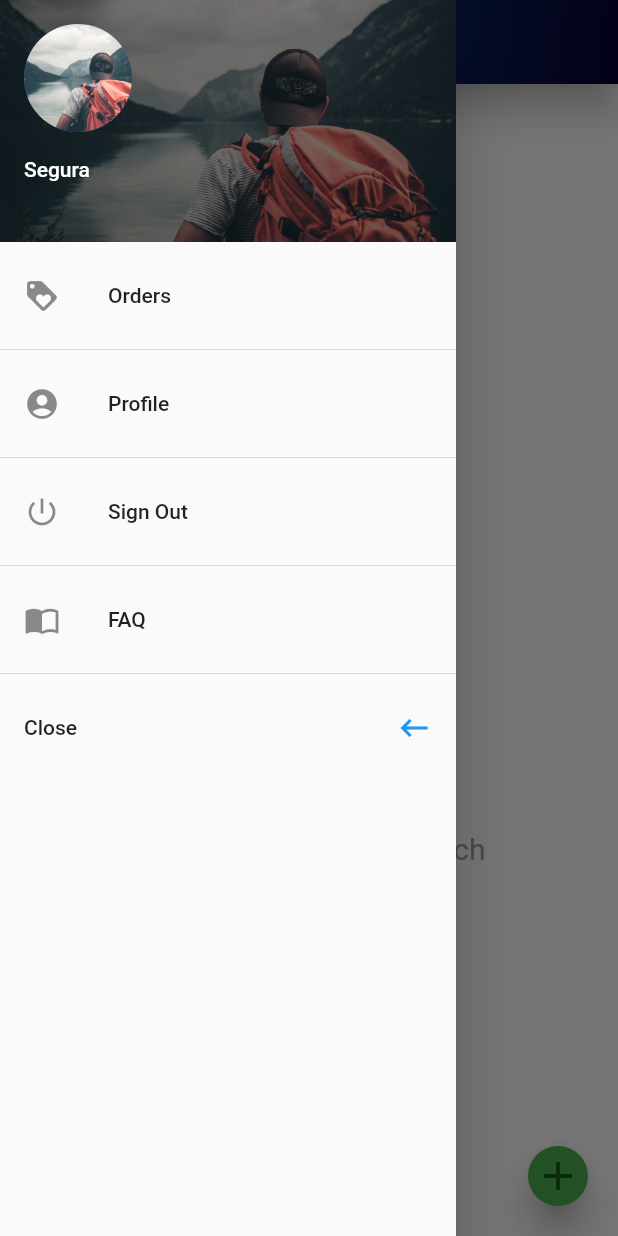
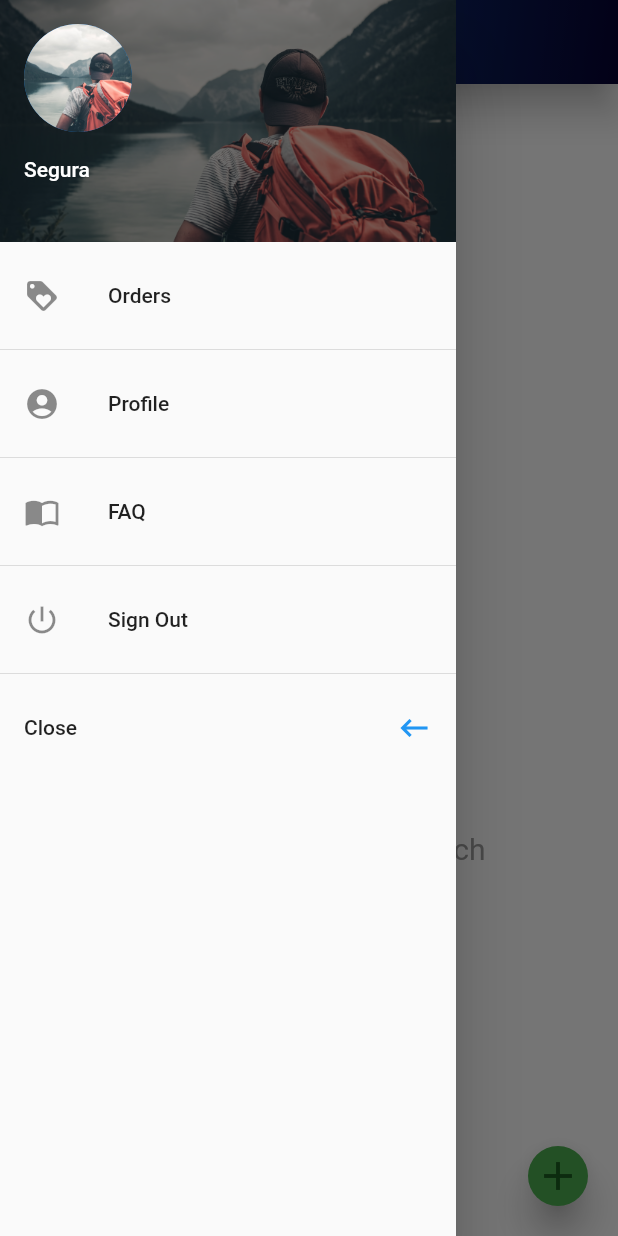
Before and after one commit to Abhishek-kumar09/Segura, a Flutter app: the MainPage screen opened directly with empty values, with the side drawer open, on a phone screen of 412 x 824 dp. Run offline on Flutter 3.47's test engine with Material 2 defaults, Android fonts, the light colour scheme and no system bars; our stand-ins replace cached_network_image, cloud_firestore, firebase_auth, firebase_storage, fluttertoast, gradient_app_bar and 3 more; missing offline and left inert: sms; accounts and stored records are empty; network calls fail.

Commit message:
UI/UX design Modification

```diff
--- a/lib/Custom Function And Widgets/Functions.dart
+++ b/lib/Custom Function And Widgets/Functions.dart
@@ -1,3 +1,5 @@
+import 'dart:ui';
+
 import 'package:flutter/material.dart';
 
 const double iconSize = 32;
@@ -66,6 +68,9 @@ TextStyle subTextStyle() => TextStyle(
 
 BoxDecoration boxDecoration() {
   return BoxDecoration(
+    image: DecorationImage(
+      image: AssetImage('assets/t2.jpg'),fit: BoxFit.cover,colorFilter: ColorFilter.mode(Colors.white, BlendMode.softLight)
+    ),
     boxShadow: [BoxShadow(color: Colors.black, blurRadius: 10)],
     border: Border.all(color: Colors.blue, style: BorderStyle.solid, width: 2),
     borderRadius: BorderRadius.only(
--- a/lib/Main Page/main_page.dart
+++ b/lib/Main Page/main_page.dart
@@ -96,6 +96,8 @@ class _MainPageState extends State<MainPage> {
               },
             ),
             Divider(),
+            ListTile(leading: Icon(Icons.import_contacts), title: Text('FAQ')),
+            Divider(),
             ListTile(
               leading: Icon(Icons.power_settings_new),
               title: Text('Sign Out'),
@@ -103,8 +105,7 @@ class _MainPageState extends State<MainPage> {
                 onSelected();
               },
             ),
-            Divider(),
-            ListTile(leading: Icon(Icons.import_contacts), title: Text('FAQ')),
+
             Divider(),
             ListTile(
               title: Text('Close'),
@@ -134,18 +135,7 @@ class _MainPageState extends State<MainPage> {
             final orderDetails = snapshot.data.documents;
 
             if (orderDetails.length == 0) {
-              return Column(
-                mainAxisAlignment: MainAxisAlignment.center,
-                children: <Widget>[
-                  Container(
-                      height: MediaQuery.of(context).size.height / 3,
-                      child: Image.asset('assets/rsznoorder.jpg')),
-                  Center(
-                      child: Text(
-                          "Customers will soon reach\n        you through Segura",
-                          style: TextStyle(color: Colors.grey, fontSize: 20)))
-                ],
-              );
+              return Nocustomer();
             }
             List<SingleOrderCard> list = [];
             for (var order in orderDetails) {
@@ -159,11 +149,36 @@ class _MainPageState extends State<MainPage> {
                 acceptStatus: order.data['acceptStatus'],
               );
               list.add(nameWidget);
+              if(list.length == 0) {
+                  return Nocustomer();
+              }
             }
             return ListView(
               children: list,
             );
           }),
+    );
+  }
+}
+
+class Nocustomer extends StatelessWidget {
+  const Nocustomer({
+    Key key,
+  }) : super(key: key);
+
+  @override
+  Widget build(BuildContext context) {
+    return Column(
+      mainAxisAlignment: MainAxisAlignment.center,
+      children: <Widget>[
+        Container(
+            height: MediaQuery.of(context).size.height / 3,
+            child: Image.asset('assets/rsznoorder.jpg')),
+        Center(
+            child: Text(
+                "Customers will soon reach\n        you through Segura",
+                style: TextStyle(color: Colors.grey, fontSize: 20)))
+      ],
     );
   }
 }
--- a/lib/Main Page/my_orders.dart
+++ b/lib/Main Page/my_orders.dart
@@ -29,7 +29,7 @@ class SingleOrderCard extends StatelessWidget {
       padding: const EdgeInsets.all(8.0),
       child: Material(
         // color: !(isPremium)?Colors.blue[900] : golden,
-        color: Colors.blue[900],
+        color: (isDone) ? Colors.green[500] : Colors.blue[900],
         textStyle: TextStyle(color: Colors.white),
         borderOnForeground: true,
         borderRadius: BorderRadius.circular(252),
@@ -58,7 +58,7 @@ class SingleOrderCard extends StatelessWidget {
             phone,
             style: TextStyle(color: Colors.white),
           ),
-          trailing: Text("$bagCount bags"),
+          trailing: (isDone) ? Text("Completed") : Text("$bagCount bag"),
         ),
       ),
     );
```
Also changed, not shown: lib/onpressedevents/extended_order_details.dart (+67 -24 lines), assets/t2.jpg (added).
